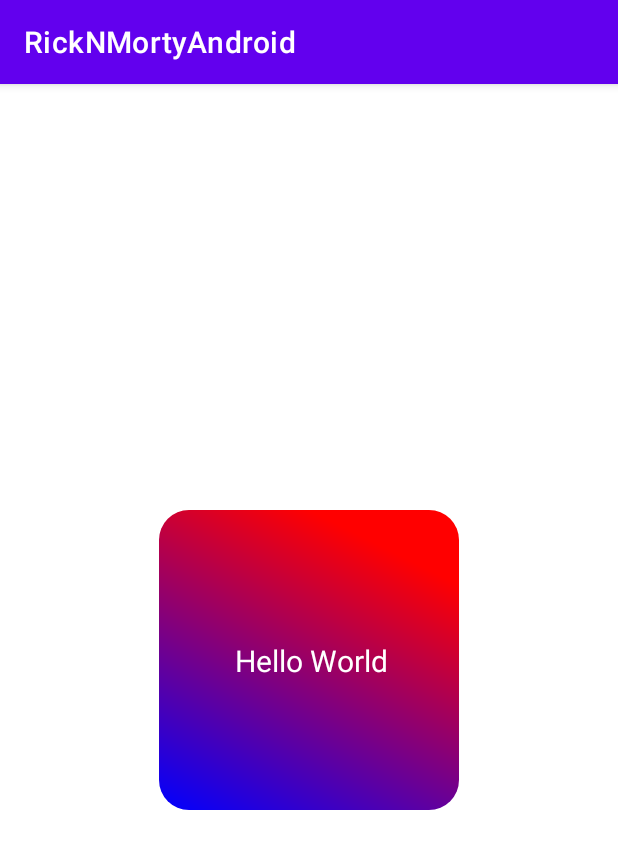
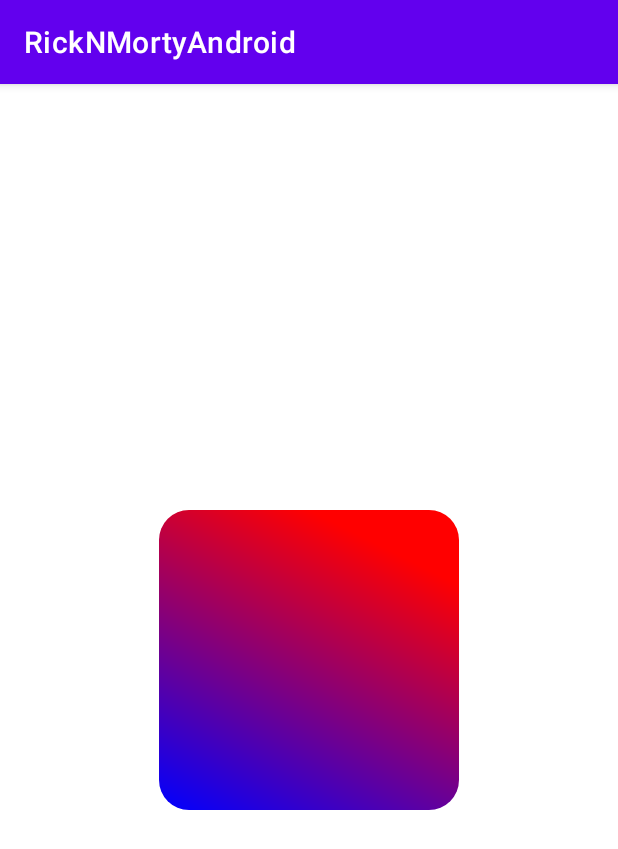
Before and after one commit to dabid1425/RickNMortyAndroid, an Android app: the screen it shows after launch (MainActivity), on a phone screen of 412 x 824 dp. Shown: the top 849 px of the screen. Run offline under Robolectric (Android 15) with nearby library versions, the phone set to English and light mode, and no system bars; 2 statements that could not run were skipped.

Commit message:
removing text

```diff
--- a/app/src/main/res/layout/activity_main.xml
+++ b/app/src/main/res/layout/activity_main.xml
@@ -14,9 +14,6 @@
        app:layout_constraintStart_toStartOf="parent"
        app:layout_constraintEnd_toEndOf="parent"
        app:startColor="#FF0000"
-       app:labelText="Hello World"
-       app:labelColor="@color/white"
-       app:labelSize="20dp"
        app:stopColor="#0000FF"
        app:startX="0.5"
        app:startY="0.0"
```
